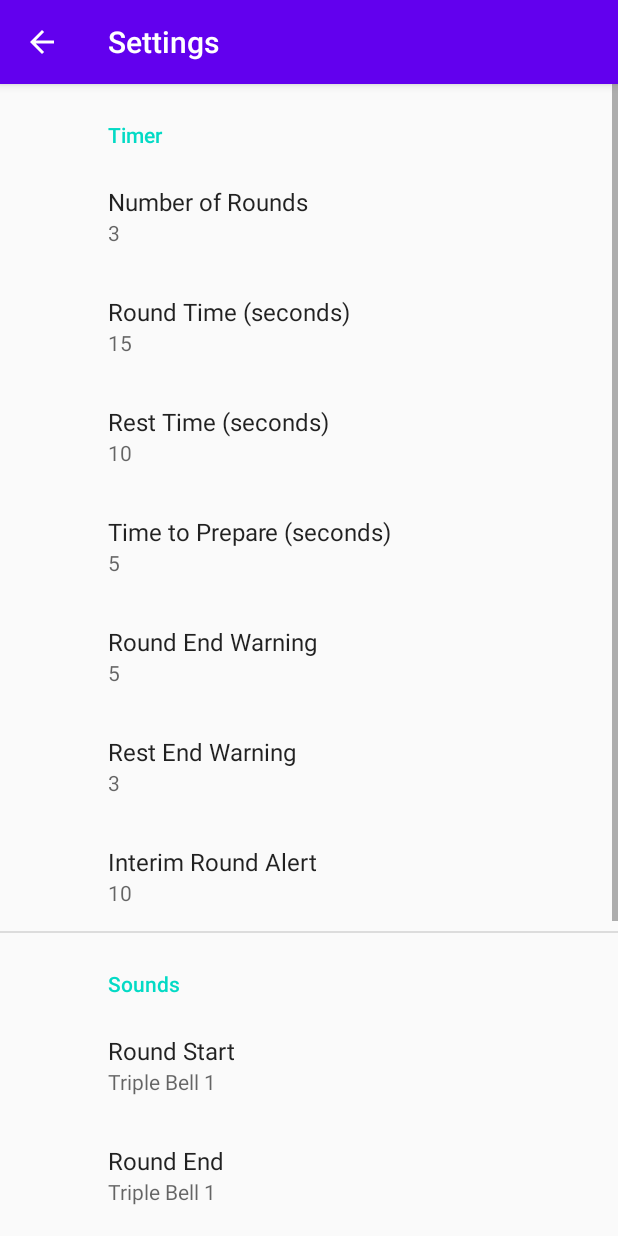
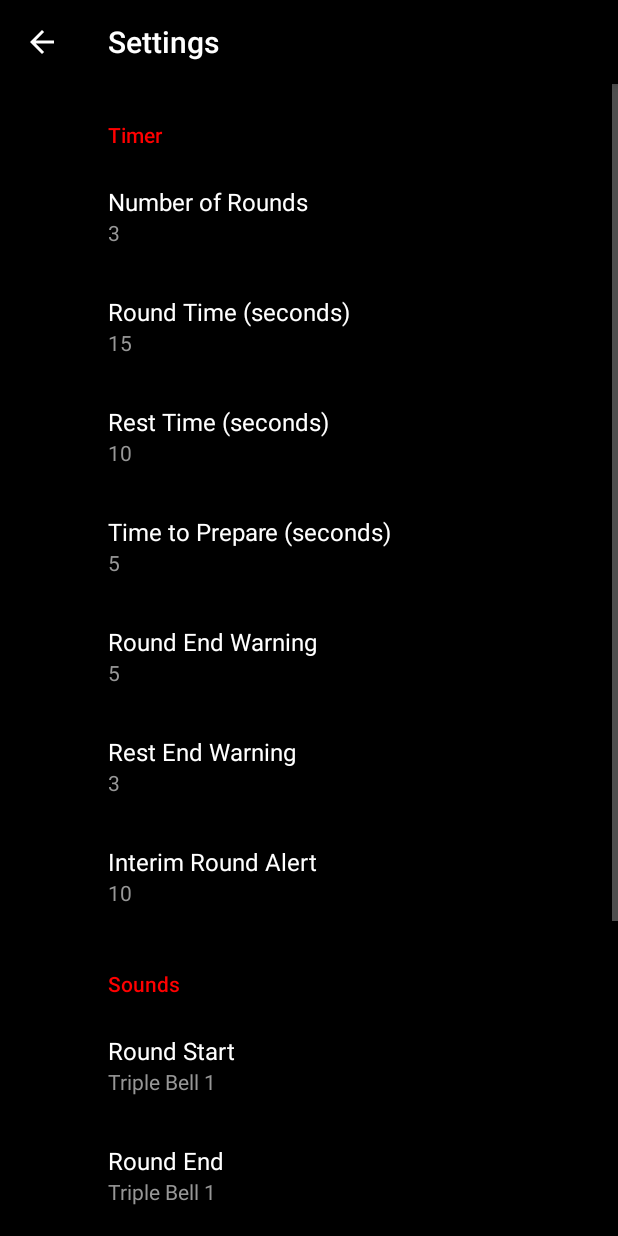
Before and after one commit to shuaybk/SirBoxalot, an Android app: the SettingsActivity screen opened directly, with no data from a screen before it, on a phone screen of 412 x 824 dp. Run offline under Robolectric (Android 15) with nearby library versions, the phone set to English and light mode, and no system bars; our stand-ins replace androidx.preference.

Commit message:
Add polish: Modify style to use a dark theme (black background, white text, red accent)

```diff
--- a/app/src/main/java/com/shuayb/capstone/android/sirboxalot/MainActivity.kt
+++ b/app/src/main/java/com/shuayb/capstone/android/sirboxalot/MainActivity.kt
@@ -71,6 +71,7 @@ class MainActivity : AppCompatActivity() {
         super.onCreate(savedInstanceState)
         mBinding = DataBindingUtil.setContentView(this, R.layout.activity_main)
         sharedPreferences = PreferenceManager.getDefaultSharedPreferences(this)
+        setTitle("") //Don't display title
         initSetup()
 
         if (savedInstanceState != null) {
--- a/app/src/main/res/values/colors.xml
+++ b/app/src/main/res/values/colors.xml
@@ -1,6 +1,9 @@
 <?xml version="1.0" encoding="utf-8"?>
 <resources>
-    <color name="colorPrimary">#6200EE</color>
-    <color name="colorPrimaryDark">#3700B3</color>
-    <color name="colorAccent">#03DAC5</color>
+    <color name="colorPrimary">#6C6C6C</color>
+    <color name="colorPrimaryDark">#000000</color>
+    <color name="colorAccent">#FF0000</color>
+    <color name="colorTextPrimary">#FFFFFF</color>
+    <color name="colorTextContrast">#000000</color>
+    <color name="colorTextHint">#979797</color>
 </resources>
--- a/app/src/main/res/values/styles.xml
+++ b/app/src/main/res/values/styles.xml
@@ -6,6 +6,12 @@
         <item name="colorPrimary">@color/colorPrimary</item>
         <item name="colorPrimaryDark">@color/colorPrimaryDark</item>
         <item name="colorAccent">@color/colorAccent</item>
+        <item name="android:background">@color/colorPrimaryDark</item>
+        <item name="android:windowBackground">@color/colorPrimary</item>
+        <item name="android:textColor">@color/colorTextPrimary</item>
+        <item name="android:textColorPrimary">@color/colorTextPrimary</item>
+        <item name="android:textColorSecondary">@color/colorTextHint</item>
+        <item name="android:textColorHint">@color/colorTextHint</item>
     </style>
 
 </resources>
```
Also changed, not shown: app/src/main/java/com/shuayb/capstone/android/sirboxalot/SettingsActivity.kt (line endings or trailing spaces).
